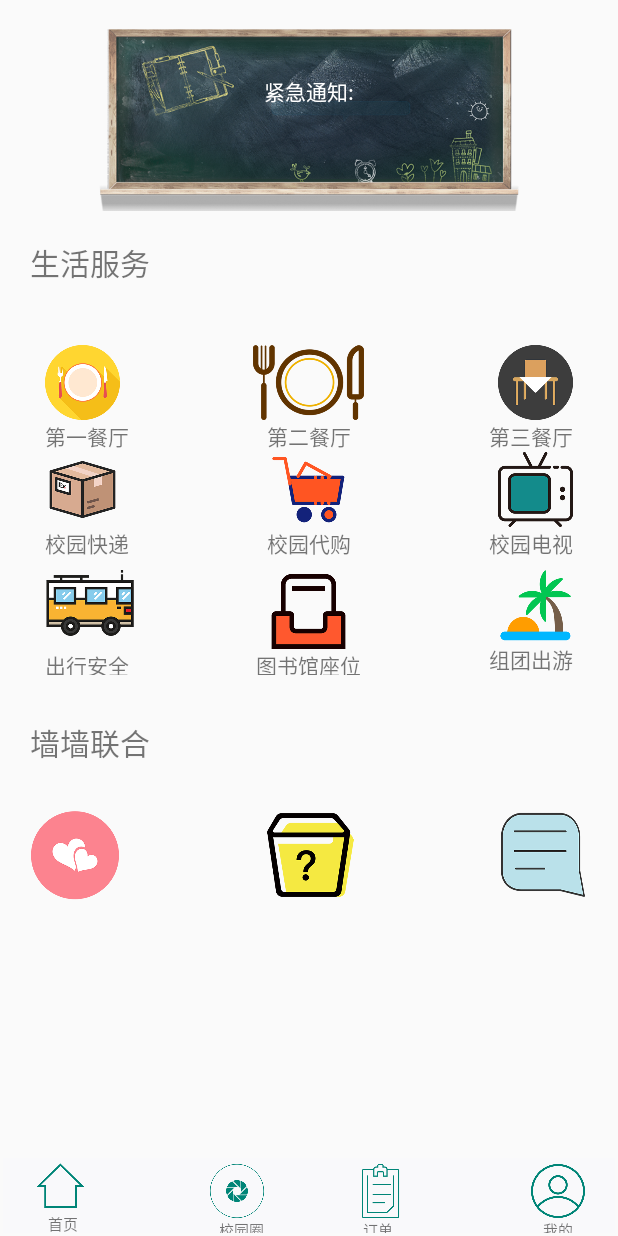
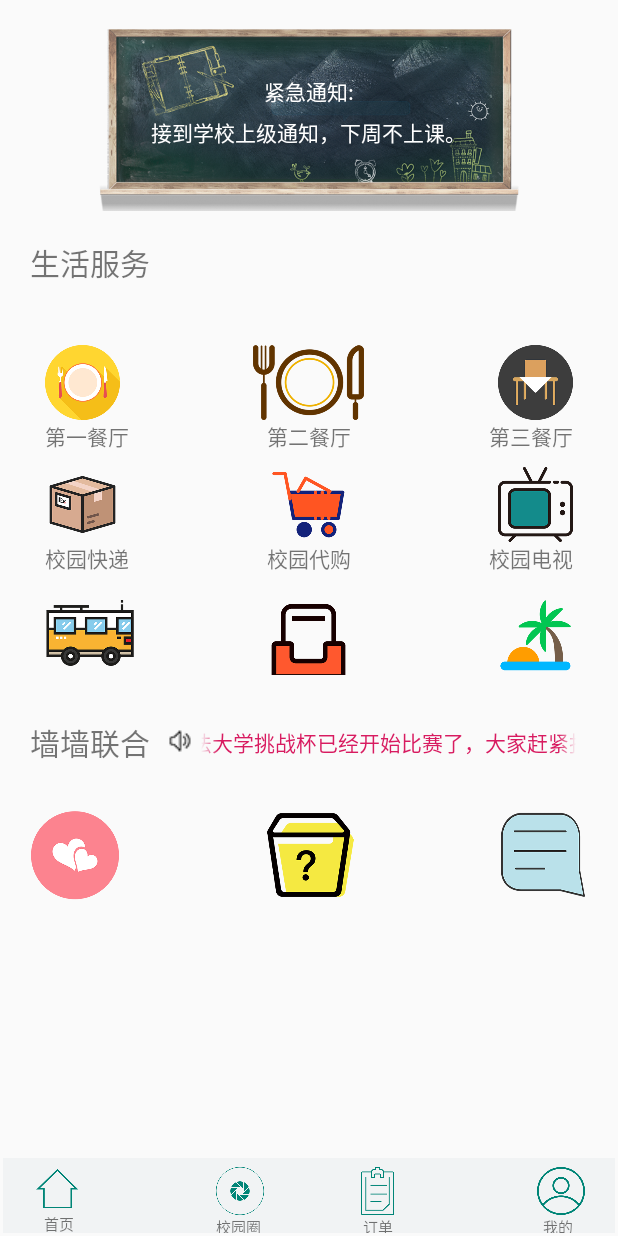
Before and after one commit to luoenen/HUEL, an Android app: the MainActivity screen opened directly, with no data from a screen before it, on a phone screen of 412 x 824 dp. Run offline under Robolectric (Android 15) with nearby library versions, the phone set to English and light mode, and no system bars; Roboto replaces fonts that are not available here.

Commit message:
更新Ui

```diff
--- a/app/src/main/java/com/luosenen/huel/Core/Adapter/EatOneAdapter.java
+++ b/app/src/main/java/com/luosenen/huel/Core/Adapter/EatOneAdapter.java
@@ -70,7 +70,7 @@ public class EatOneAdapter extends BaseAdapter {
             LayoutInflater inflater = LayoutInflater.from(context);
             convertView = inflater.inflate(R.layout.activity_f_s_t_item, null);
             viewHolder = new ViewHolder();
-            viewHolder.iv_icon = (ImageView) convertView.findViewById(R.id.loveIcon);
+            viewHolder.iv_icon = (ImageView) convertView.findViewById(R.id.eatIcon);
             viewHolder.tv_float = (TextView) convertView.findViewById(R.id.eatFloat);
             viewHolder.tv_name = (TextView) convertView.findViewById(R.id.eatName);
             viewHolder.tv_price = (TextView) convertView.findViewById(R.id.eatPrice);
--- a/app/src/main/java/com/luosenen/huel/Core/Adapter/EatThreeAdapter.java
+++ b/app/src/main/java/com/luosenen/huel/Core/Adapter/EatThreeAdapter.java
@@ -71,7 +71,7 @@ public class EatThreeAdapter extends BaseAdapter {
             LayoutInflater inflater = LayoutInflater.from(context);
             convertView = inflater.inflate(R.layout.activity_f_s_t_item, null);
             viewHolder = new ViewHolder();
-            viewHolder.iv_icon = (ImageView) convertView.findViewById(R.id.loveIcon);
+            viewHolder.iv_icon = (ImageView) convertView.findViewById(R.id.eatIcon);
             viewHolder.tv_float = (TextView) convertView.findViewById(R.id.eatFloat);
             viewHolder.tv_name = (TextView) convertView.findViewById(R.id.eatName);
             viewHolder.tv_price = (TextView) convertView.findViewById(R.id.eatPrice);
--- a/app/src/main/java/com/luosenen/huel/Core/Adapter/EatTwoAdapter.java
+++ b/app/src/main/java/com/luosenen/huel/Core/Adapter/EatTwoAdapter.java
@@ -71,7 +71,7 @@ public class EatTwoAdapter extends BaseAdapter {
             LayoutInflater inflater = LayoutInflater.from(context);
             convertView = inflater.inflate(R.layout.activity_f_s_t_item, null);
             viewHolder = new ViewHolder();
-            viewHolder.iv_icon = (ImageView) convertView.findViewById(R.id.loveIcon);
+            viewHolder.iv_icon = (ImageView) convertView.findViewById(R.id.eatIcon);
             viewHolder.tv_float = (TextView) convertView.findViewById(R.id.eatFloat);
             viewHolder.tv_name = (TextView) convertView.findViewById(R.id.eatName);
             viewHolder.tv_price = (TextView) convertView.findViewById(R.id.eatPrice);
--- a/app/src/main/res/layout/activity_love_item.xml
+++ b/app/src/main/res/layout/activity_love_item.xml
@@ -6,13 +6,13 @@
 
     <ImageView
         android:id="@+id/loveIcon"
-        android:layout_margin="20dp"
+        android:layout_margin="6dp"
         android:layout_width="160dp"
         android:layout_height="100dp" />
     <TextView
         android:id="@+id/loveSchool"
-        android:layout_marginTop="20dp"
-        android:textSize="18sp"
+        android:layout_marginTop="6dp"
+        android:textSize="15sp"
         android:textColor="#EE0000"
         android:text="河南财经政法大学"
         android:layout_toRightOf="@id/loveIcon"
@@ -21,7 +21,7 @@
     <TextView
         android:id="@+id/loveName"
         android:layout_marginTop="10dp"
-        android:textSize="18sp"
+        android:textSize="15sp"
         android:textColor="#0000EE"
         android:text="姓名"
         android:layout_below="@id/loveSchool"
@@ -31,7 +31,7 @@
     <TextView
         android:id="@+id/loveTell"
         android:layout_marginTop="10dp"
-        android:textSize="18sp"
+        android:textSize="15sp"
         android:textColor="#0000EE"
         android:text="电话"
         android:layout_below="@id/loveName"
@@ -41,10 +41,9 @@
 
     <TextView
         android:id="@+id/loveDesc"
-        android:layout_marginLeft="20dp"
-        android:layout_marginRight="20dp"
-        android:textSize="20sp"
-        android:textColor="#EE1289"
+        android:layout_marginLeft="60dp"
+        android:layout_marginRight="60dp"
+        android:textSize="14sp"
         android:layout_below="@id/loveIcon"
         android:layout_width="wrap_content"
         android:layout_height="wrap_content" />
--- a/app/src/main/res/layout/activity_main.xml
+++ b/app/src/main/res/layout/activity_main.xml
@@ -11,6 +11,7 @@
         android:src="@mipmap/notice"
         android:layout_centerHorizontal="true"/>
 
+
     <TextView
         android:id="@+id/schoolNotice"
         android:text="@string/schoolNotice"
@@ -19,6 +20,17 @@
         android:textColor="#ffffff"
         android:layout_width="wrap_content"
         android:layout_height="wrap_content" />
+
+    <TextView
+        android:id="@+id/schoolNoticeText"
+        android:layout_width="wrap_content"
+        android:text="接到学校上级通知，下周不上课。"
+        android:layout_centerHorizontal="true"
+        android:textColor="#ffffff"
+        android:layout_margin="6dp"
+        android:layout_below="@id/schoolNotice"
+        android:layout_height="wrap_content" />
+
 
     <TextView
         android:layout_marginLeft="20dp"
@@ -31,7 +43,7 @@
 
     <RelativeLayout
         android:layout_margin="2dp"
-        android:background="#f9f9fb"
+        android:background="#F1F3F4"
         android:id="@+id/mainBottom"
         android:layout_alignParentBottom="true"
         android:layout_width="match_parent"
@@ -39,14 +51,15 @@
 
         <Button
             android:id="@+id/index"
-            android:layout_width="36dp"
-            android:layout_height="36dp"
+            android:layout_width="32dp"
+            android:layout_height="32dp"
+            android:layout_marginTop="4dp"
             android:layout_marginLeft="20dp"
             android:background="@mipmap/index"/>
         <TextView
             android:text="@string/index"
             android:textSize="10sp"
-            android:layout_marginLeft="30dp"
+            android:layout_marginLeft="27dp"
             android:layout_below="@id/index"
             android:layout_width="wrap_content"
             android:layout_height="wrap_content" />
@@ -57,11 +70,11 @@
             android:layout_height="60dp">
             <Button
                 android:id="@+id/school"
-                android:layout_width="36dp"
+                android:layout_width="32dp"
+                android:layout_height="32dp"
+                android:layout_marginTop="6dp"
                 android:layout_marginRight="30dp"
-                android:layout_marginTop="4dp"
-                android:background="@mipmap/school"
-                android:layout_height="36dp" />
+                android:background="@mipmap/school" />
 
 
             <TextView
@@ -69,17 +82,16 @@
                 android:textSize="10sp"
                 android:layout_width="wrap_content"
                 android:layout_below="@id/school"
-                android:layout_marginLeft="6dp"
                 android:layout_height="wrap_content" />
 
             <Button
                 android:id="@+id/book"
-                android:layout_width="36dp"
-                android:layout_marginTop="4dp"
+                android:layout_width="32dp"
+                android:layout_marginTop="6dp"
                 android:layout_marginLeft="30dp"
                 android:background="@mipmap/book"
                 android:layout_toRightOf="@id/school"
-                android:layout_height="36dp" />
+                android:layout_height="32dp" />
             <TextView
                 android:text="订单"
                 android:textSize="10sp"
@@ -95,10 +107,10 @@
             android:id="@+id/myself"
             android:layout_alignParentRight="true"
             android:background="@mipmap/myself"
-            android:layout_width="36dp"
-            android:layout_marginTop="4dp"
+            android:layout_width="32dp"
+            android:layout_marginTop="6dp"
             android:layout_marginRight="20dp"
-            android:layout_height="36dp" />
+            android:layout_height="32dp" />
 
         <TextView
             android:text="@string/mySelf"
@@ -122,7 +134,7 @@
             android:layout_margin="20dp"
             android:layout_width="match_parent"
             android:padding="10dp"
-            android:layout_height="wrap_content">
+            android:layout_height="280dp">
             <RelativeLayout
                 android:id="@+id/One"
                 android:layout_width="match_parent"
@@ -170,6 +182,7 @@
 
                 <Button
                     android:id="@+id/fourth"
+                    android:layout_marginTop="10dp"
                     android:layout_below="@id/firstName"
                     android:layout_width="50dp"
                     android:layout_height="50dp"
@@ -183,6 +196,7 @@
 
                 <Button
                     android:id="@+id/fifth"
+                    android:layout_marginTop="10dp"
                     android:layout_below="@id/secondName"
                     android:layout_width="50dp"
                     android:layout_height="50dp"
@@ -199,6 +213,7 @@
                 <Button
                     android:id="@+id/sixth"
                     android:layout_width="50dp"
+                    android:layout_marginTop="10dp"
                     android:layout_height="50dp"
                     android:layout_alignParentRight="true"
                     android:layout_below="@id/secondName"
@@ -216,6 +231,7 @@
                     android:id="@+id/seventh"
                     android:layout_below="@id/fourthName"
                     android:layout_width="60dp"
+                    android:layout_marginTop="10dp"
                     android:layout_height="60dp"
                     android:background="@mipmap/car"/>
                 <TextView
@@ -229,7 +245,7 @@
                     android:id="@+id/eighth"
                     android:layout_below="@id/fifthName"
                     android:layout_width="50dp"
-                    android:layout_marginTop="10dp"
+                    android:layout_marginTop="20dp"
                     android:layout_height="50dp"
                     android:layout_centerHorizontal="true"
                     android:background="@mipmap/libra"/>
@@ -245,7 +261,7 @@
                     android:id="@+id/ninth"
                     android:layout_width="50dp"
                     android:layout_height="50dp"
-                    android:layout_marginTop="6dp"
+                    android:layout_marginTop="16dp"
                     android:layout_alignParentRight="true"
                     android:layout_below="@id/sixthName"
                     android:background="@mipmap/play"/>
@@ -276,7 +292,38 @@
         android:layout_width="wrap_content"
         android:layout_height="wrap_content" />
 
+<ImageView
+    android:id="@+id/wallNotice"
+    android:background="@mipmap/mainnotice"
+    android:layout_below="@id/main"
+    android:layout_toRightOf="@id/wallTxt"
+    android:layout_marginLeft="10dp"
+    android:layout_marginTop="4dp"
+    android:layout_width="wrap_content"
+    android:layout_height="wrap_content" />
 
+    <LinearLayout
+        android:layout_below="@id/main"
+        android:layout_toRightOf="@id/wallNotice"
+        android:layout_width="250dp"
+        android:layout_marginLeft="4dp"
+        android:layout_marginTop="4dp"
+        android:layout_height="20dp">
+
+        <TextView
+            android:id="@+id/wallText"
+            android:layout_width="match_parent"
+            android:layout_height="wrap_content"
+            android:ellipsize="marquee"
+            android:focusable="true"
+            android:focusableInTouchMode="true"
+            android:marqueeRepeatLimit="marquee_forever"
+            android:singleLine="true"
+            android:text="河南财经政法大学挑战杯已经开始比赛了，大家赶紧报名啊"
+            android:textColor="#D81B60"
+            android:scrollHorizontally="true"/>
+
+    </LinearLayout>
 
     <RelativeLayout
         android:id="@+id/wallBut"
```
